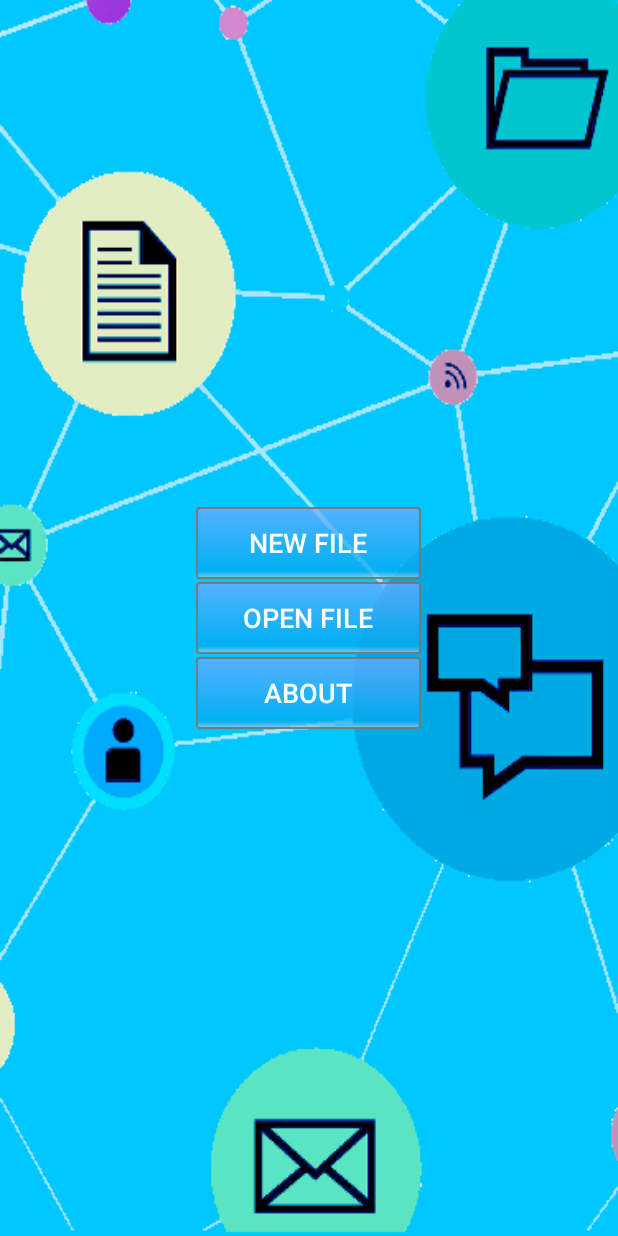
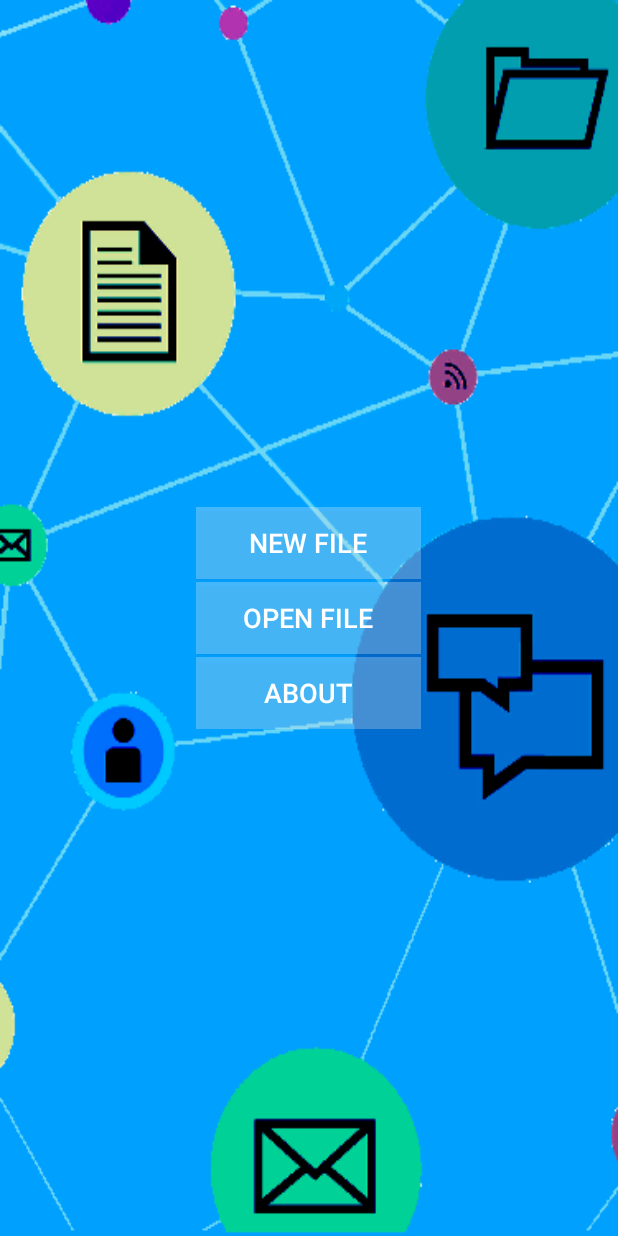
Before and after one commit to vlfom/WordGraph, an Android app: the screen it shows after launch (Menu_Activity), on a phone screen of 412 x 824 dp. Run offline under Robolectric (Android 15) with nearby library versions, the phone set to English and light mode, and no system bars.

Commit message:
Fix design.

```diff
--- a/app/build.gradle
+++ b/app/build.gradle
@@ -2,7 +2,7 @@
 
 android {
     compileSdkVersion 21
-    buildToolsVersion "21.1.2"
+    buildToolsVersion '25.0.0'
 
     defaultConfig {
         applicationId "com.vlfom.wordgraph"
--- a/app/src/main/java/com/vlfom/wordgraph/Main_Activity.java
+++ b/app/src/main/java/com/vlfom/wordgraph/Main_Activity.java
@@ -113,9 +113,7 @@
         small_node_diameter = (int)( small_node_diameter*scale + 0.5f ) ;
 
         ((TextView) findViewById(R.id.navbarTitle)).setTypeface(Typeface.createFromAsset(getAssets(), "fonts/Roboto-Regular.ttf"));
-        ((TextView) findViewById(R.id.navbarTitle)).setShadowLayer(2, 0, 1, Color.BLACK);
         ((TextView) findViewById(R.id.actionbarTitle)).setTypeface(Typeface.createFromAsset(getAssets(), "fonts/Roboto-Regular.ttf"));
-        ((TextView) findViewById(R.id.actionbarTitle)).setShadowLayer(2, 0, 1, Color.BLACK);
 
         findViewById(R.id.onModeCreate).setOnTouchListener(
                 new ChangeModeListener()
@@ -228,7 +226,7 @@
                 }
         );
 
-        findViewById(R.id.navigationDrawer).setAlpha(0.8f);
+        findViewById(R.id.navigationDrawer).setAlpha(0.95f);
 
         String receiveName = getIntent().getStringExtra("file") ;
         if( receiveName.equals("null") )
--- a/app/src/main/res/drawable-xxhdpi/button_menu.xml
+++ b/app/src/main/res/drawable-xxhdpi/button_menu.xml
@@ -2,18 +2,7 @@
 <shape
     xmlns:android="http://schemas.android.com/apk/res/android"
     android:shape="rectangle">
-    <corners
-        android:radius="2dp"
-        />
-    <gradient
-        android:angle="90"
-        android:centerX="10%"
-
-        android:startColor="#bbaaccee"
-        android:centerColor="#bb00a9ee"
-        android:endColor="#bb75a9ff"
-        android:type="linear"
-        />
+    <solid android:color="#4FFF" />
     <padding
         android:left="0dp"
         android:top="0dp"
@@ -24,8 +13,4 @@
         android:width="150dp"
         android:height="40dp"
         />
-    <stroke
-        android:width="1dp"
-        android:color="#ee777777"
-        />
 </shape>
--- a/app/src/main/res/drawable/mode_bar_cancelfile.xml
+++ b/app/src/main/res/drawable/mode_bar_cancelfile.xml
@@ -3,14 +3,10 @@
     xmlns:android="http://schemas.android.com/apk/res/android"
     android:shape="rectangle" >
 
-    <corners
-        android:bottomLeftRadius="20dp"
-        android:bottomRightRadius="20dp"/>
-
     <solid
         android:color="#eeef"/>
     <stroke
-        android:width="1dp"
+        android:width="0.5dp"
         android:color="#4000" />
 
 </shape>
--- a/app/src/main/res/layout/main_fragmentnavbar.xml
+++ b/app/src/main/res/layout/main_fragmentnavbar.xml
@@ -5,6 +5,6 @@
     android:layout_width="200dp"
     android:layout_height="match_parent"
     android:layout_gravity="start"
-    android:background="#cfff"
+    android:background="#efff"
     android:orientation="vertical">
 </LinearLayout>
--- a/app/src/main/res/layout/my_actionbar.xml
+++ b/app/src/main/res/layout/my_actionbar.xml
@@ -17,11 +17,11 @@
             android:id="@+id/actionbarTitle"
             android:layout_width="wrap_content"
             android:layout_height="wrap_content"
-            android:layout_marginBottom="16dp"
+            android:layout_marginBottom="14sp"
             android:background="@android:color/transparent"
             android:text="Word Graph"
             android:textColor="@android:color/white"
-            android:textSize="24sp" />
+            android:textSize="20sp" />
     </android.support.v7.widget.Toolbar>
 
     <FrameLayout
--- a/build.gradle
+++ b/build.gradle
@@ -5,7 +5,7 @@
         jcenter()
     }
     dependencies {
-        classpath 'com.android.tools.build:gradle:1.0.0'
+        classpath 'com.android.tools.build:gradle:2.3.2'
 
         // NOTE: Do not place your application dependencies here; they belong
         // in the individual module build.gradle files
```
Also changed, not shown: app/src/main/res/drawable-xxhdpi/main_bg.png, gradle/wrapper/gradle-wrapper.properties, 1 other file.
